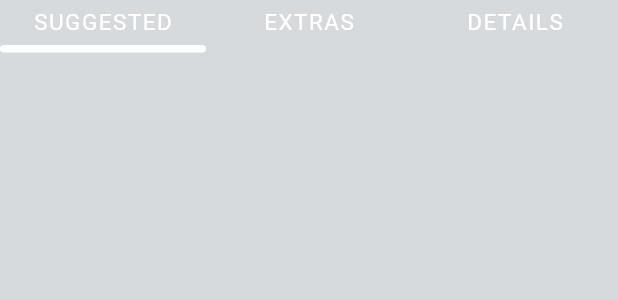
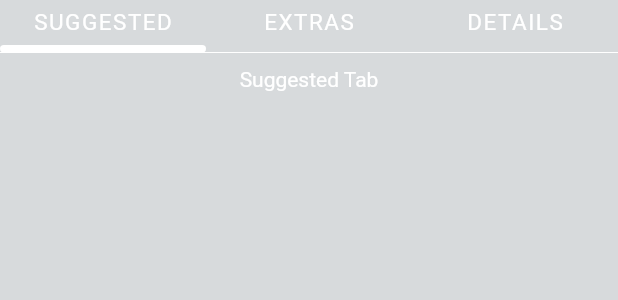
Before and after one commit to MHabib96/disney-plus, a Flutter app: the MovieTabs widget shown alone on an empty page, opened directly, on a phone screen of 412 x 824 dp. Shown: the top 300 px of the screen. Run offline on Flutter 3.47's test engine with Material 2 defaults, Android fonts, the phone set to English and light mode, and no system bars; our stand-ins replace bloc, carousel_slider, equatable, flutter_bloc, get_it, shared_preferences; accounts and stored records are empty.

Commit message:
Setup movie tabs

```diff
--- a/lib/widgets/movie_tabs/movie_tabs.dart
+++ b/lib/widgets/movie_tabs/movie_tabs.dart
@@ -2,6 +2,10 @@ import 'package:disney_plus/widgets/movie_tabs/bloc/movie_tabs_bloc.dart';
 import 'package:disney_plus/widgets/movie_tabs/movie_tab_type.dart';
 import 'package:flutter/material.dart';
 import 'package:flutter_bloc/flutter_bloc.dart';
+
+part 'tabs/suggested_tab.dart';
+part 'tabs/extras_tab.dart';
+part 'tabs/details_tab.dart';
 
 class MovieTabs extends StatelessWidget {
   const MovieTabs({Key? key}) : super(key: key);
@@ -10,7 +14,9 @@ class MovieTabs extends StatelessWidget {
   Widget build(BuildContext context) {
     return BlocBuilder<MovieTabsBloc, MovieTabsState>(
       builder: (context, state) {
-        return Row(
+        return Column(
+          children: [
+            Row(
               children: [
                 Expanded(
                   child: _TabButton(
@@ -31,6 +37,14 @@ class MovieTabs extends StatelessWidget {
                   ),
                 ),
               ],
+            ),
+            const Divider(
+              height: 0,
+              color: Colors.white,
+            ),
+            const SizedBox(height: 10),
+            _MovieTabSelector(selectedTab: state.tab),
+          ],
         );
       },
     );
@@ -49,6 +63,7 @@ class _TabButton extends StatelessWidget {
   @override
   Widget build(BuildContext context) {
     return GestureDetector(
+      behavior: HitTestBehavior.opaque,
       onTap: () => BlocProvider.of<MovieTabsBloc>(context).add(ChangeTab(tab: tab)),
       child: Column(
         children: [
@@ -78,3 +93,21 @@ class _TabButton extends StatelessWidget {
     );
   }
 }
+
+class _MovieTabSelector extends StatelessWidget {
+  final MovieTabType selectedTab;
+
+  const _MovieTabSelector({required this.selectedTab});
+
+  @override
+  Widget build(BuildContext context) {
+    switch (selectedTab) {
+      case MovieTabType.Suggested:
+        return _SuggestedTab();
+      case MovieTabType.Extras:
+        return _ExtrasTab();
+      case MovieTabType.Details:
+        return _DetailsTab();
+    }
+  }
+}
--- /dev/null
+++ b/lib/widgets/movie_tabs/tabs/details_tab.dart
@@ -0,0 +1,8 @@
+part of '../movie_tabs.dart';
+
+class _DetailsTab extends StatelessWidget {
+  @override
+  Widget build(BuildContext context) {
+    return const Text('Details Tab');
+  }
+}
--- /dev/null
+++ b/lib/widgets/movie_tabs/tabs/extras_tab.dart
@@ -0,0 +1,8 @@
+part of '../movie_tabs.dart';
+
+class _ExtrasTab extends StatelessWidget {
+  @override
+  Widget build(BuildContext context) {
+    return const Text('Extras Tab');
+  }
+}
--- /dev/null
+++ b/lib/widgets/movie_tabs/tabs/suggested_tab.dart
@@ -0,0 +1,8 @@
+part of '../movie_tabs.dart';
+
+class _SuggestedTab extends StatelessWidget {
+  @override
+  Widget build(BuildContext context) {
+    return const Text('Suggested Tab');
+  }
+}
```
Lines whose indentation alone changed are shown as unchanged.
